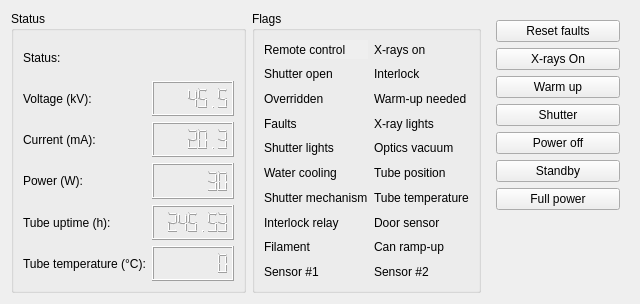
Qt form cct/qtgui2/devices/genix/genix.ui (awacha/cct) before a commit.
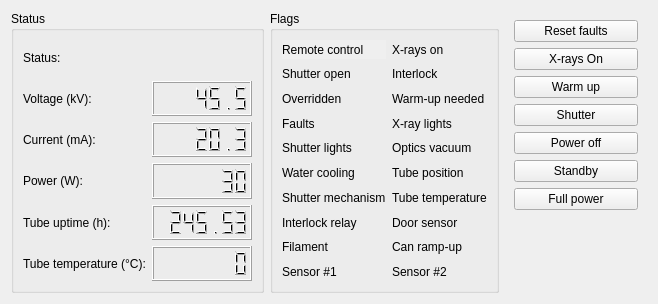
The same form after that commit. Icons and pictures are not drawn.

```diff
--- a/cct/qtgui2/devices/genix/genix.ui
+++ b/cct/qtgui2/devices/genix/genix.ui
@@ -6,7 +6,7 @@
    <rect>
     <x>0</x>
     <y>0</y>
-    <width>640</width>
+    <width>658</width>
     <height>304</height>
    </rect>
   </property>
@@ -33,6 +33,12 @@
       </item>
       <item row="1" column="1">
        <widget class="QLCDNumber" name="voltageLcdNumber">
+        <property name="minimumSize">
+         <size>
+          <width>100</width>
+          <height>0</height>
+         </size>
+        </property>
         <property name="digitCount">
          <number>7</number>
         </property>
@@ -50,6 +56,12 @@
       </item>
       <item row="2" column="1">
        <widget class="QLCDNumber" name="currentLcdNumber">
+        <property name="minimumSize">
+         <size>
+          <width>100</width>
+          <height>0</height>
+         </size>
+        </property>
         <property name="digitCount">
          <number>7</number>
         </property>
@@ -81,6 +93,12 @@
       </item>
       <item row="3" column="1">
        <widget class="QLCDNumber" name="powerLcdNumber">
+        <property name="minimumSize">
+         <size>
+          <width>100</width>
+          <height>0</height>
+         </size>
+        </property>
         <property name="digitCount">
          <number>7</number>
         </property>
@@ -98,6 +116,12 @@
       </item>
       <item row="4" column="1">
        <widget class="QLCDNumber" name="uptimeLcdNumber">
+        <property name="minimumSize">
+         <size>
+          <width>100</width>
+          <height>0</height>
+         </size>
+        </property>
         <property name="digitCount">
          <number>7</number>
         </property>
@@ -115,6 +139,12 @@
       </item>
       <item row="5" column="1">
        <widget class="QLCDNumber" name="temperatureLcdNumber">
+        <property name="minimumSize">
+         <size>
+          <width>100</width>
+          <height>0</height>
+         </size>
+        </property>
         <property name="digitCount">
          <number>7</number>
         </property>
```
